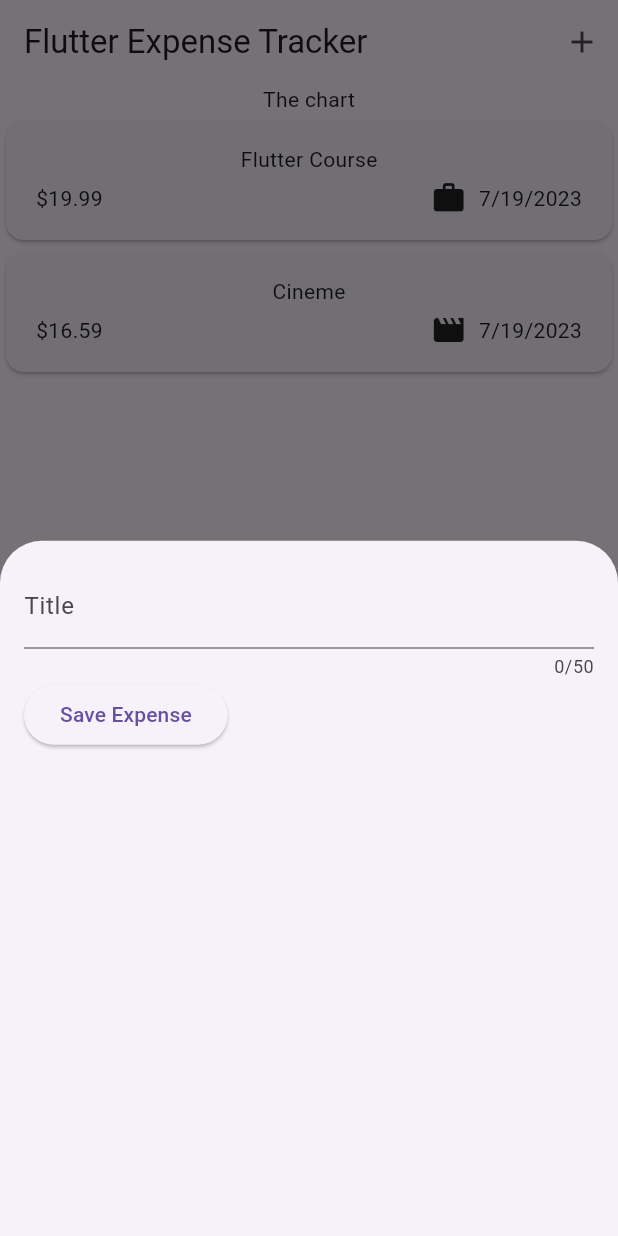
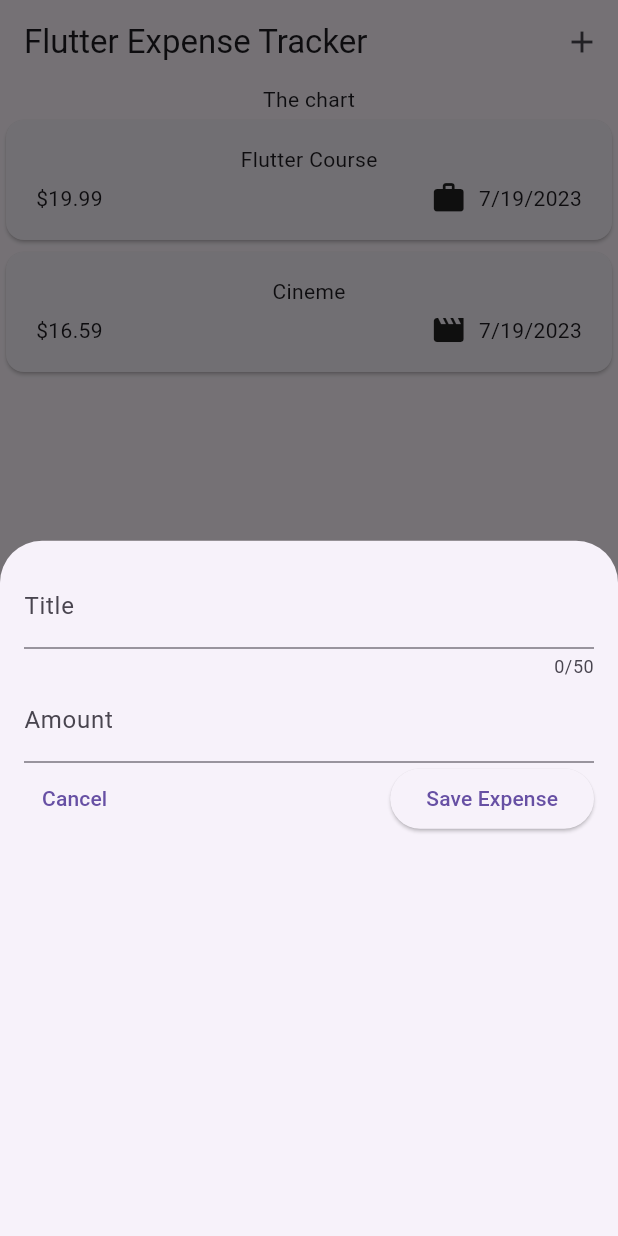
Before and after one commit to DarkoPG27/expense_tracker, a Flutter app: the screen it shows after launch, after a tap on the "add" icon, on a phone screen of 412 x 824 dp. Run offline on Flutter 3.47's test engine with Material 2 defaults, Android fonts, the phone set to English and light mode, and no system bars.

Commit message:
added another number input filed and cancel button

```diff
--- a/lib/widgets/expenses.dart
+++ b/lib/widgets/expenses.dart
@@ -31,7 +31,7 @@ class _ExpensesState extends State<Expenses> {
   void _openAddExpenseOverlay() {
     showModalBottomSheet(
       context: context,
-      builder: (ctx) => NewExpense(),
+      builder: (ctx) => const NewExpense(),
     );
   }
 
--- a/lib/widgets/new_expense.dart
+++ b/lib/widgets/new_expense.dart
@@ -11,10 +11,12 @@ class NewExpense extends StatefulWidget {
 
 class _NewExpenseState extends State<NewExpense> {
   final _titleController = TextEditingController();
+  final _amountController = TextEditingController();
 
   @override
   void dispose() {
     _titleController.dispose();
+    _amountController.dispose();
     super.dispose();
   }
 
@@ -31,11 +33,25 @@ class _NewExpenseState extends State<NewExpense> {
               label: Text('Title'),
             ),
           ),
+          TextField(
+            controller: _amountController,
+            keyboardType: TextInputType.number,
+            decoration: const InputDecoration(
+              prefixText: '\$ ',
+              label: Text('Amount'),
+            ),
+          ),
           Row(
             children: [
+              TextButton(
+                onPressed: () {},
+                child: const Text('Cancel'),
+              ),
+              const Spacer(),
               ElevatedButton(
                 onPressed: () {
                   print(_titleController.text);
+                  print(_amountController.text);
                 },
                 child: const Text('Save Expense'),
               ),
```
